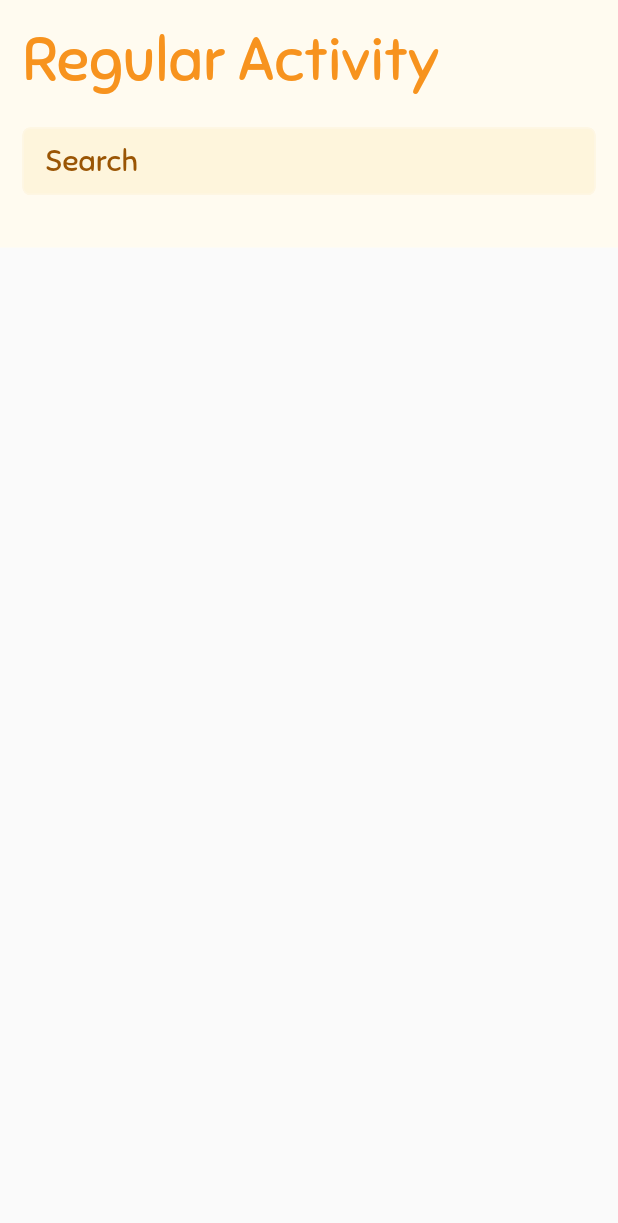
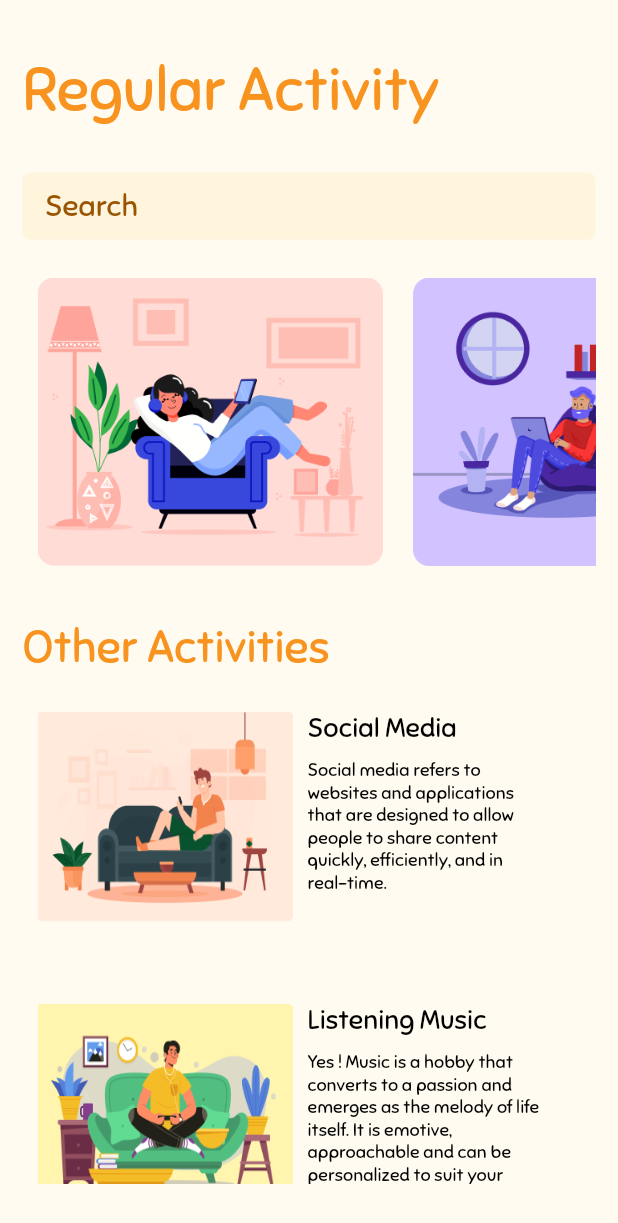
Before and after one commit to NaagAlgates/stay_at_home_flutter, a Flutter app: the ActivityScreen screen opened directly, on a phone screen of 412 x 824 dp. Shown: the top 1223 px of the screen. Run offline on Flutter 3.47's test engine with Material 2 defaults, Android fonts, the light colour scheme and no system bars; our stand-ins replace get.

Commit message:
added all screens

```diff
--- /dev/null
+++ b/lib/OtherActivities.dart
@@ -0,0 +1,14 @@
+class OtherActivities {
+  final String imageUrl, title, description;
+
+  OtherActivities(this.imageUrl, this.title, this.description);
+}
+
+final otherActivitiesItem = [
+  OtherActivities("assets/images/social.png", "Social Media",
+      "Social media refers to websites and applications that are designed to allow people to share content quickly, efficiently, and in real-time."),
+  OtherActivities("assets/images/music.png", "Listening Music",
+      "Yes ! Music is a hobby that converts to a passion and emerges as the melody of life itself. It is emotive, approachable and can be personalized to suit your moods and persona."),
+  OtherActivities("assets/images/exercise.png", "Exercise",
+      "Regular exercise is one of the best things you can do for your health.They keep your heart, lungs, and circulatory system healthy and improve your overall fitness.")
+];
--- /dev/null
+++ b/lib/activity_model.dart
@@ -0,0 +1,12 @@
+import 'package:flutter/cupertino.dart';
+
+class Activities{
+  final String imageUrl;
+
+  Activities({@required this.imageUrl});
+}
+
+final slideImages = [
+  Activities(imageUrl: 'assets/images/relax.png'),
+  Activities(imageUrl: 'assets/images/browse.png')
+];
--- a/lib/activity_page.dart
+++ b/lib/activity_page.dart
@@ -1,4 +1,10 @@
 import 'package:flutter/material.dart';
+import 'package:stay_at_home/slide_item.dart';
+
+import 'OtherActivities.dart';
+import 'activity_model.dart';
+import 'custom_scroll_physics.dart';
+import 'other_activities_slide_item.dart';
 
 class ActivityScreen extends StatefulWidget {
   @override
@@ -7,6 +13,7 @@ class ActivityScreen extends StatefulWidget {
 
 class _ActivityScreenState extends State<ActivityScreen> {
   PageController _controller = PageController(
+    viewportFraction: 1 / 2,
     initialPage: 0,
   );
 
@@ -19,18 +26,19 @@ class _ActivityScreenState extends State<ActivityScreen> {
   @override
   Widget build(BuildContext context) {
     return Scaffold(
-      body: Container(
-        width: MediaQuery.of(context).size.width,
-        color: Color(0xffFFFBF0),
-        child: SafeArea(
+      backgroundColor: const Color(0xffFFFBF0),
+      body: SafeArea(
         child: Padding(
           padding: const EdgeInsets.all(15.0),
+          child: SingleChildScrollView(
             child: Column(
-              mainAxisSize: MainAxisSize.min,
+              mainAxisSize: MainAxisSize.max,
               mainAxisAlignment: MainAxisAlignment.start,
               crossAxisAlignment: CrossAxisAlignment.start,
               children: [
-                Text(
+                Padding(
+                  padding: const EdgeInsets.only(top: 20, bottom: 10),
+                  child: Text(
                     "Regular Activity",
                     style: TextStyle(
                         color: const Color(0xffF7931E),
@@ -38,8 +46,9 @@ class _ActivityScreenState extends State<ActivityScreen> {
                         fontFamily: 'Sniglet'),
                     textAlign: TextAlign.left,
                   ),
+                ),
                 Padding(
-                  padding: const EdgeInsets.only(top: 20.0, bottom: 20.0),
+                  padding: const EdgeInsets.only(top: 20.0, bottom: 10.0),
                   child: TextFormField(
                     style: TextStyle(
                         color: Color(0xff9A5504),
@@ -52,8 +61,7 @@ class _ActivityScreenState extends State<ActivityScreen> {
                     decoration: InputDecoration(
                         isDense: true,
                         border: OutlineInputBorder(
-                            borderRadius:
-                                BorderRadius.all(Radius.circular(5.0)),
+                            borderRadius: BorderRadius.all(Radius.circular(5.0)),
                             borderSide: BorderSide(
                               color: Colors.blue,
                             )),
@@ -68,13 +76,58 @@ class _ActivityScreenState extends State<ActivityScreen> {
                         fillColor: Color(0xffFEF5DC),
                         filled: true,
                         enabledBorder: OutlineInputBorder(
-                            borderRadius:
-                                BorderRadius.all(Radius.circular(5.0)),
+                            borderRadius: BorderRadius.all(Radius.circular(5.0)),
                             borderSide: BorderSide(
                               color: Color(0xffFEF6E3),
                             ))),
                   ),
                 ),
+                SizedBox(
+                  height: MediaQuery.of(context).size.height * 0.27,
+                  child: ListView.builder(
+                      scrollDirection: Axis.horizontal,
+                      itemCount: slideImages.length,
+                      itemBuilder: (BuildContext context, int index) {
+                        return Padding(
+                          padding: const EdgeInsets.only(
+                              top: 15, bottom: 15, left: 10, right: 10),
+                          child: SlideItem(index),
+                        );
+                      }),
+                ),
+                Padding(
+                  padding: const EdgeInsets.only(top: 20, bottom: 10),
+                  child: Text(
+                    "Other Activities",
+                    style: TextStyle(
+                        color: const Color(0xffF7931E),
+                        fontSize: 30,
+                        fontFamily: 'Sniglet'),
+                    textAlign: TextAlign.left,
+                  ),
+                ),
+                SizedBox(
+                  height: MediaQuery.of(context).size.height*.4,
+                  child: ListView.builder(
+                      scrollDirection: Axis.vertical,
+                      itemCount: otherActivitiesItem.length,
+                      itemBuilder: (BuildContext context, int index) {
+                        return Padding(
+                          padding: const EdgeInsets.only(
+                              top: 15, bottom: 15, left: 10, right: 10),
+                          child: OtherActivitiesItem(index),
+                        );
+                      }),
+                )
+                /*SizedBox(
+                  height: MediaQuery.of(context).size.height*0.27,
+                  child: ListView.builder(
+                      scrollDirection: Axis.vertical,
+                      itemCount: slideImages.length,
+                      itemBuilder: (BuildContext context, int index) {
+                        return OtherActivitiesItem(index);
+                      }),
+                ),*/
               ],
             ),
           ),
--- /dev/null
+++ b/lib/custom_scroll_physics.dart
@@ -0,0 +1,69 @@
+
+import 'package:flutter/material.dart';
+
+class CustomScrollPhysics extends ScrollPhysics {
+  final double itemDimension;
+
+  CustomScrollPhysics({this.itemDimension, ScrollPhysics parent})
+      : super(parent: parent);
+
+  @override
+  CustomScrollPhysics applyTo(ScrollPhysics ancestor) {
+    return CustomScrollPhysics(
+        itemDimension: itemDimension, parent: buildParent(ancestor));
+  }
+
+  double _getPage(ScrollMetrics position, double portion) {
+    // <--
+    return (position.pixels + portion) / itemDimension;
+    // -->
+  }
+
+  double _getPixels(double page, double portion) {
+    // <--
+    return (page * itemDimension) - portion;
+    // -->
+  }
+
+  double _getTargetPixels(
+      ScrollPosition position,
+      Tolerance tolerance,
+      double velocity,
+      double portion,
+      ) {
+    // <--
+    double page = _getPage(position, portion);
+    // -->
+    if (velocity < -tolerance.velocity) {
+      page -= 0.5;
+    } else if (velocity > tolerance.velocity) {
+      page += 0.5;
+    }
+    // <--
+    return _getPixels(page.roundToDouble(), portion);
+    // -->
+  }
+
+  @override
+  Simulation createBallisticSimulation(
+      ScrollMetrics position, double velocity) {
+    // If we're out of range and not headed back in range, defer to the parent
+    // ballistics, which should put us back in range at a page boundary.
+    if ((velocity <= 0.0 && position.pixels <= position.minScrollExtent) ||
+        (velocity >= 0.0 && position.pixels >= position.maxScrollExtent))
+      return super.createBallisticSimulation(position, velocity);
+
+    final Tolerance tolerance = this.tolerance;
+    // <--
+    final portion = (position.extentInside - itemDimension) / 2;
+    final double target = _getTargetPixels(position, tolerance, velocity, portion);
+    // -->
+    if (target != position.pixels)
+      return ScrollSpringSimulation(spring, position.pixels, target, velocity,
+          tolerance: tolerance);
+    return null;
+  }
+
+  @override
+  bool get allowImplicitScrolling => false;
+}
--- /dev/null
+++ b/lib/other_activities_slide_item.dart
@@ -0,0 +1,55 @@
+import 'package:flutter/material.dart';
+
+import 'OtherActivities.dart';
+
+class OtherActivitiesItem extends StatelessWidget {
+  final int index;
+  OtherActivitiesItem(this.index);
+  @override
+  Widget build(BuildContext context) {
+    return Row(
+      mainAxisSize: MainAxisSize.max,
+      mainAxisAlignment: MainAxisAlignment.start,
+      crossAxisAlignment: CrossAxisAlignment.start,
+      children: [
+        Image.asset(
+          otherActivitiesItem[index].imageUrl,
+          width: 170,
+          height: 140,
+          fit: BoxFit.fill,
+        ),
+        Padding(
+          padding: const EdgeInsets.only(left: 10,right: 10),
+          child: SizedBox(
+            height: MediaQuery.of(context).size.height*0.2,
+            child: Column(
+              crossAxisAlignment: CrossAxisAlignment.start,
+              children: [
+                Padding(
+                  padding: const EdgeInsets.only(bottom: 10),
+                  child: Text(otherActivitiesItem[index].title,
+                      textAlign: TextAlign.justify,
+                      overflow: TextOverflow.ellipsis,
+                      style: TextStyle(
+                          color: Colors.black,
+                          fontSize: 18,
+                          fontFamily: 'Sniglet',fontWeight: FontWeight.normal)),
+                ),
+                SizedBox(
+                  width: MediaQuery.of(context).size.width*0.38,
+                  child: Text(otherActivitiesItem[index].description,
+                      textAlign: TextAlign.start,
+                      softWrap: true,
+                      style: TextStyle(
+                          color: Colors.black,
+                          fontSize: 12,
+                          fontFamily: 'Sniglet',fontWeight: FontWeight.normal)),
+                ),
+              ],
+            ),
+          ),
+        )
+      ],
+    );
+  }
+}
--- /dev/null
+++ b/lib/slide_item.dart
@@ -0,0 +1,15 @@
+import 'package:flutter/material.dart';
+
+import 'activity_model.dart';
+
+class SlideItem extends StatelessWidget {
+  final int index;
+  SlideItem(this.index);
+  @override
+  Widget build(BuildContext context) {
+    return Image.asset(
+      slideImages[index].imageUrl,
+      fit: BoxFit.fill,
+    );
+  }
+}
```
Also changed, not shown: assets/images/exercise.png (renamed from assets/images/excercise.png). Lines whose indentation alone changed are shown as unchanged.
